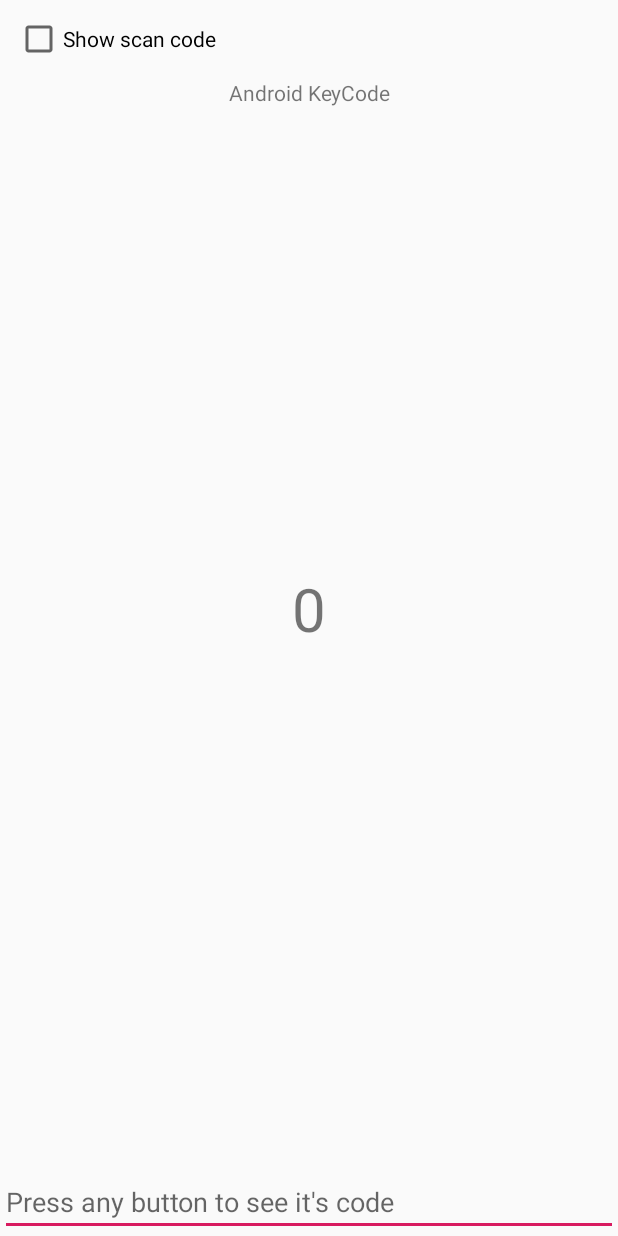
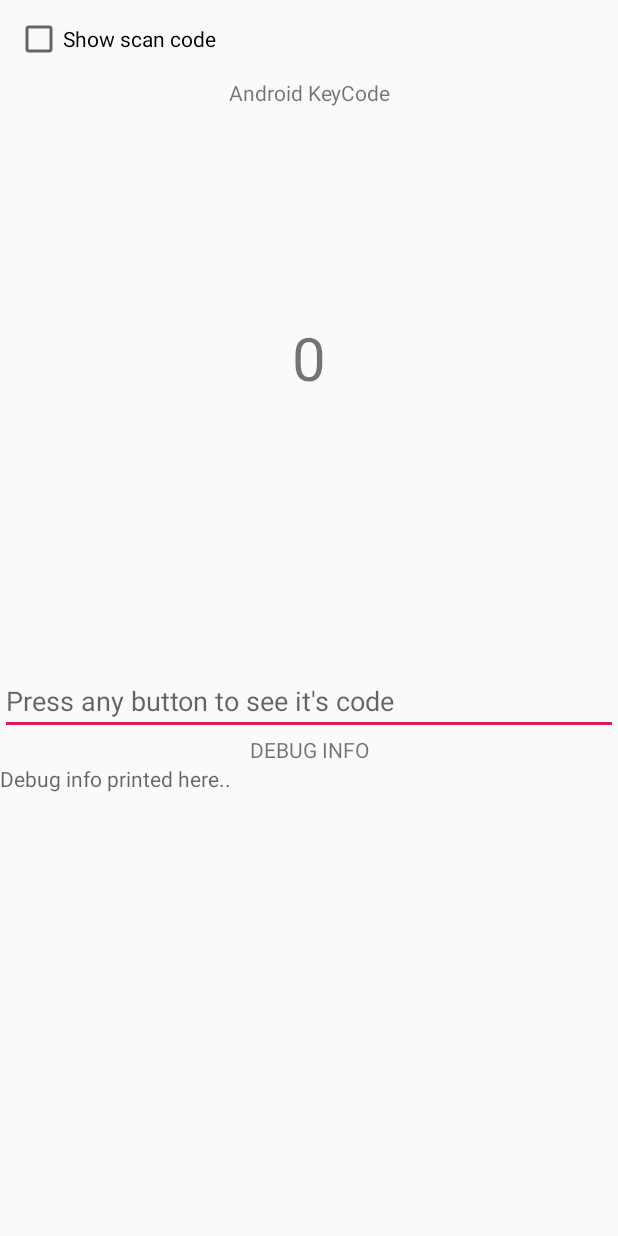
Before and after one commit to tim-ecoder/KeyoneKB, an Android app: the KeyboardTestActivity screen opened directly, with no data from a screen before it, on a phone screen of 412 x 824 dp. Run offline under Robolectric (Android 15) with nearby library versions, the phone set to English and light mode, and no system bars.

Commit message:
Сделал левый (WERT,SDFG) NAV блок для зажатия SYM; Сделал DEBUG мод для отлавливания нажатий

```diff
--- a/app/build.gradle
+++ b/app/build.gradle
@@ -17,8 +17,8 @@ android {
         applicationId "com.sateda.keyonekb2"
         minSdkVersion 25
         targetSdkVersion 25
-        versionCode 28
-        versionName "2.1-beta4"
+        versionCode 29
+        versionName "2.1-beta5"
 
         testInstrumentationRunner "androidx.test.runner.AndroidJUnitRunner"
         signingConfig signingConfigs.debug
@@ -34,7 +34,7 @@ android {
         variant.outputs.all {
             //outputFileName = "ApplicationName-${variant.name}-${variant.versionName}.apk"
             //TODO: сделал такую настройку т.е. не работает штатный механизм наименования файла от Основателя (если он был)
-            outputFileName = "KeyoneKB2-v2.1-beta4.apk"
+            outputFileName = "KeyoneKB2-v2.1-beta5.apk"
         }
     }
     compileOptions {
--- a/app/src/main/java/com/sateda/keyonekb2/KeyboardTestActivity.java
+++ b/app/src/main/java/com/sateda/keyonekb2/KeyboardTestActivity.java
@@ -4,6 +4,7 @@ package com.sateda.keyonekb2;
 import android.app.Activity;
 import android.os.Build;
 import android.os.Bundle;
+import android.text.method.ScrollingMovementMethod;
 import android.util.Log;
 import android.view.KeyEvent;
 import android.view.MotionEvent;
@@ -11,6 +12,7 @@ import android.view.View;
 import android.widget.CheckBox;
 import android.widget.CompoundButton;
 import android.widget.EditText;
+import android.widget.ScrollView;
 import android.widget.TextView;
 
 import static android.content.ContentValues.TAG;
@@ -34,16 +36,39 @@ public class KeyboardTestActivity extends Activity {
 
     private CheckBox showScanCodeView;
 
+    private TextView debugView;
+
+    private ScrollView debugScrollView;
+
     private void updateViews(KeyEvent paramKeyEvent) {
         this.codeView.setText(String.valueOf(paramKeyEvent.getKeyCode()));
         this.scanCodeView.setText(String.valueOf(paramKeyEvent.getScanCode()));
         this.metaInfoView.setText("alt:" + paramKeyEvent.isAltPressed() + ", shift:" + paramKeyEvent.isShiftPressed());
+        if(!KeyoneIME.DEBUG_TEXT.isEmpty()) {
+            this.debugView.setText(KeyoneIME.DEBUG_TEXT);
+            debugScrollView.post(new Runnable() {
+
+                @Override
+                public void run() {
+                    debugScrollView.fullScroll(ScrollView.FOCUS_DOWN);
+                }
+            });
+        }
     }
 
+    public void onStop() {
+        KeyoneIME.IS_KEYBOARD_TEST = false;
+        KeyoneIME.DEBUG_TEXT = "";
+        super.onStop();
+    }
 
     public void onCreate(Bundle paramBundle) {
         super.onCreate(paramBundle);
         setContentView(R.layout.activity_keyboard_test);
+        KeyoneIME.IS_KEYBOARD_TEST = true;
+        this.debugView = (TextView)findViewById(R.id.debug_info_data);
+        this.debugView.setMovementMethod(new ScrollingMovementMethod());
+        this.debugScrollView = (ScrollView) findViewById(R.id.debug_scroll);
         this.touchInfoView = (TextView)findViewById(R.id.touch_info);
         this.codeView = (TextView)findViewById(R.id.code);
         this.codeTitleView = findViewById(R.id.codeTitle);
--- a/app/src/main/res/layout/activity_keyboard_test.xml
+++ b/app/src/main/res/layout/activity_keyboard_test.xml
@@ -15,5 +15,28 @@
         <TextView android:id="@+id/touch_info" android:layout_width="fill_parent" android:layout_height="wrap_content" />
         <TextView android:id="@+id/meta_info" android:layout_width="fill_parent" android:layout_height="wrap_content" />
         <EditText android:id="@+id/input" android:layout_width="fill_parent" android:layout_height="wrap_content" android:hint="@string/keyboard_test_input_hint" />
+
+        <TextView
+            android:id="@+id/debug_info_text"
+            android:layout_width="fill_parent"
+            android:layout_height="wrap_content"
+            android:scrollbarAlwaysDrawHorizontalTrack="false"
+            android:scrollbarAlwaysDrawVerticalTrack="false"
+            android:text="DEBUG INFO"
+            android:textAlignment="center" />
+        <ScrollView
+            android:id="@+id/debug_scroll"
+            android:layout_width="fill_parent"
+            android:layout_height="50mm"
+            android:scrollbars="vertical"
+            android:fillViewport="true">
+            <TextView
+                android:id="@+id/debug_info_data"
+                android:layout_width="fill_parent"
+                android:layout_height="fill_parent"
+                android:hint="Debug info printed here.."
+                android:scrollbarAlwaysDrawVerticalTrack="true"
+                android:scrollbars="vertical" />
+        </ScrollView>
     </LinearLayout>
 </ScrollView>
```
Also changed, not shown: app/src/main/java/com/sateda/keyonekb2/KeyboardBaseKeyLogic.java (+16 -8 lines), app/src/main/java/com/sateda/keyonekb2/KeyoneIME.java (+32 -24 lines).
